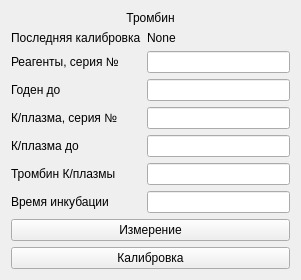
Above: choisedialog/ko4.ui from krang4d/Agrekola before the change. Below: the same form after it.
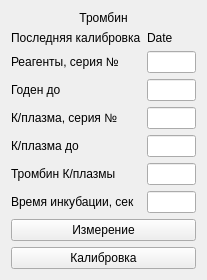
That is the form after the change.

What changed in the file:
```diff
--- a/choisedialog/ko4.ui
+++ b/choisedialog/ko4.ui
@@ -6,7 +6,7 @@
    <rect>
     <x>0</x>
     <y>0</y>
-    <width>301</width>
+    <width>207</width>
     <height>266</height>
    </rect>
   </property>
@@ -51,7 +51,7 @@
         </size>
        </property>
        <property name="text">
-        <string>None</string>
+        <string>Date</string>
        </property>
       </widget>
      </item>
@@ -108,7 +108,10 @@
      <item row="6" column="0">
       <widget class="QLabel" name="label_47">
        <property name="text">
-        <string>Время инкубации</string>
+        <string>Время инкубации, сек</string>
+       </property>
+       <property name="buddy">
+        <cstring>lineEdit_3</cstring>
        </property>
       </widget>
      </item>
```
Left out of the diff: 15 changed lines with no effect on the pictures.
